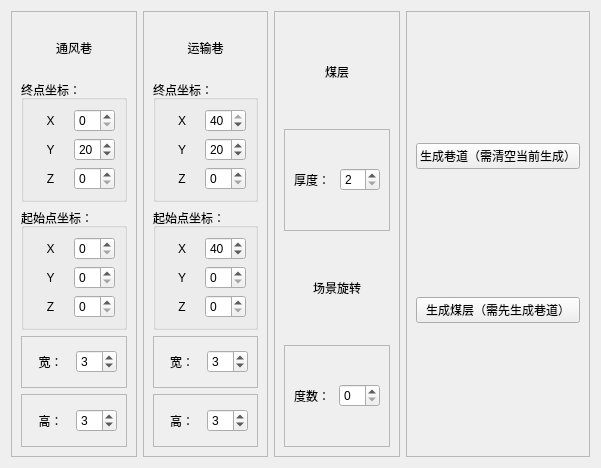
ez4jc/working_face_master, file ui/roadway.ui: the form before one commit.
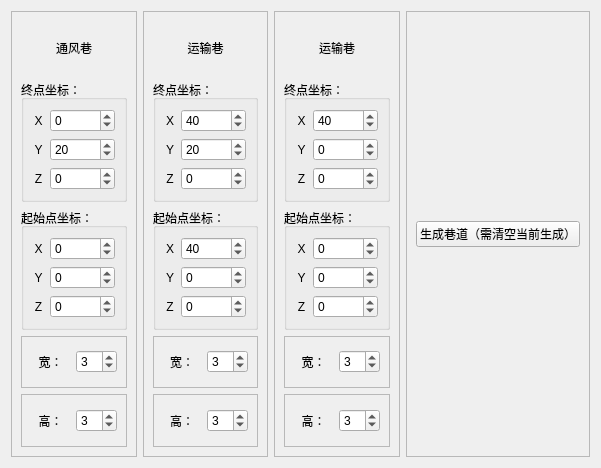
The form after the commit.

Commit message: 巷道设置全开放

The edit to the form file:
```diff
--- a/ui/roadway.ui
+++ b/ui/roadway.ui
@@ -40,10 +40,23 @@
         </property>
         <layout class="QGridLayout" name="gridLayout">
          <item row="2" column="1">
-          <widget class="QSpinBox" name="spinBox_ventilationShaft_z"/>
+          <widget class="QSpinBox" name="spinBox_ez1">
+           <property name="minimum">
+            <number>-10000</number>
+           </property>
+           <property name="maximum">
+            <number>10000</number>
+           </property>
+          </widget>
          </item>
          <item row="1" column="1">
-          <widget class="QSpinBox" name="spinBox_ventilationShaft_y">
+          <widget class="QSpinBox" name="spinBox_ey1">
+           <property name="minimum">
+            <number>-10000</number>
+           </property>
+           <property name="maximum">
+            <number>10000</number>
+           </property>
            <property name="value">
             <number>20</number>
            </property>
@@ -54,8 +67,11 @@
            <property name="enabled">
             <bool>true</bool>
            </property>
+           <property name="minimum">
+            <number>-10000</number>
+           </property>
            <property name="maximum">
-            <number>5</number>
+            <number>10000</number>
            </property>
            <property name="value">
             <number>0</number>
@@ -106,6 +122,12 @@
            <property name="enabled">
             <bool>true</bool>
            </property>
+           <property name="minimum">
+            <number>-10000</number>
+           </property>
+           <property name="maximum">
+            <number>10000</number>
+           </property>
           </widget>
          </item>
          <item row="1" column="1">
@@ -113,6 +135,12 @@
            <property name="enabled">
             <bool>true</bool>
            </property>
+           <property name="minimum">
+            <number>-10000</number>
+           </property>
+           <property name="maximum">
+            <number>10000</number>
+           </property>
           </widget>
          </item>
          <item row="0" column="1">
@@ -120,6 +148,12 @@
            <property name="enabled">
             <bool>true</bool>
            </property>
+           <property name="minimum">
+            <number>-10000</number>
+           </property>
+           <property name="maximum">
+            <number>10000</number>
+           </property>
           </widget>
          </item>
          <item row="0" column="0">
@@ -246,6 +280,12 @@
            <property name="enabled">
             <bool>true</bool>
            </property>
+           <property name="minimum">
+            <number>-10000</number>
+           </property>
+           <property name="maximum">
+            <number>10000</number>
+           </property>
            <property name="value">
             <number>20</number>
            </property>
@@ -257,10 +297,10 @@
             <bool>true</bool>
            </property>
            <property name="minimum">
-            <number>35</number>
+            <number>-10000</number>
            </property>
            <property name="maximum">
-            <number>40</number>
+            <number>10000</number>
            </property>
            <property name="value">
             <number>40</number>
@@ -272,6 +312,12 @@
            <property name="enabled">
             <bool>true</bool>
            </property>
+           <property name="minimum">
+            <number>-10000</number>
+           </property>
+           <property name="maximum">
+            <number>10000</number>
+           </property>
           </widget>
          </item>
          <item row="0" column="0">
@@ -318,6 +364,12 @@
            <property name="enabled">
             <bool>true</bool>
            </property>
+           <property name="minimum">
+            <number>-10000</number>
+           </property>
+           <property name="maximum">
+            <number>10000</number>
+           </property>
            <property name="value">
             <number>40</number>
            </property>
@@ -328,6 +380,12 @@
            <property name="enabled">
             <bool>true</bool>
            </property>
+           <property name="minimum">
+            <number>-10000</number>
+           </property>
+           <property name="maximum">
+            <number>10000</number>
+           </property>
           </widget>
          </item>
          <item row="2" column="1">
@@ -335,6 +393,12 @@
            <property name="enabled">
             <bool>true</bool>
            </property>
+           <property name="minimum">
+            <number>-10000</number>
+           </property>
+           <property name="maximum">
+            <number>10000</number>
+           </property>
           </widget>
          </item>
          <item row="0" column="0">
@@ -446,7 +510,7 @@
       <item>
        <widget class="QLabel" name="label_19">
         <property name="text">
-         <string>煤层</string>
+         <string>运输巷</string>
         </property>
         <property name="alignment">
          <set>Qt::AlignCenter</set>
@@ -454,42 +518,197 @@
        </widget>
       </item>
       <item>
-       <widget class="QFrame" name="frame_9">
-        <property name="frameShape">
-         <enum>QFrame::StyledPanel</enum>
-        </property>
-        <property name="frameShadow">
-         <enum>QFrame::Raised</enum>
+       <widget class="QGroupBox" name="groupBox_5">
+        <property name="title">
+         <string>终点坐标：</string>
         </property>
         <layout class="QGridLayout" name="gridLayout_5">
+         <item row="1" column="1">
+          <widget class="QSpinBox" name="spinBox_ey3">
+           <property name="enabled">
+            <bool>true</bool>
+           </property>
+           <property name="minimum">
+            <number>-10000</number>
+           </property>
+           <property name="maximum">
+            <number>10000</number>
+           </property>
+           <property name="value">
+            <number>0</number>
+           </property>
+          </widget>
+         </item>
+         <item row="0" column="1">
+          <widget class="QSpinBox" name="spinBox_ex3">
+           <property name="enabled">
+            <bool>true</bool>
+           </property>
+           <property name="minimum">
+            <number>-10000</number>
+           </property>
+           <property name="maximum">
+            <number>10000</number>
+           </property>
+           <property name="value">
+            <number>40</number>
+           </property>
+          </widget>
+         </item>
+         <item row="2" column="1">
+          <widget class="QSpinBox" name="spinBox_ez3">
+           <property name="enabled">
+            <bool>true</bool>
+           </property>
+           <property name="minimum">
+            <number>-10000</number>
+           </property>
+           <property name="maximum">
+            <number>10000</number>
+           </property>
+          </widget>
+         </item>
          <item row="0" column="0">
           <widget class="QLabel" name="label_20">
            <property name="text">
-            <string>厚度：</string>
+            <string>X</string>
            </property>
+           <property name="alignment">
+            <set>Qt::AlignCenter</set>
+           </property>
           </widget>
          </item>
-         <item row="0" column="2">
-          <widget class="QSpinBox" name="spinBox_seamThickness">
+         <item row="1" column="0">
+          <widget class="QLabel" name="label_21">
+           <property name="text">
+            <string>Y</string>
+           </property>
+           <property name="alignment">
+            <set>Qt::AlignCenter</set>
+           </property>
+          </widget>
+         </item>
+         <item row="2" column="0">
+          <widget class="QLabel" name="label_22">
+           <property name="text">
+            <string>Z</string>
+           </property>
+           <property name="alignment">
+            <set>Qt::AlignCenter</set>
+           </property>
+          </widget>
+         </item>
+        </layout>
+       </widget>
+      </item>
+      <item>
+       <widget class="QGroupBox" name="groupBox_6">
+        <property name="title">
+         <string>起始点坐标：</string>
+        </property>
+        <layout class="QGridLayout" name="gridLayout_6">
+         <item row="0" column="1">
+          <widget class="QSpinBox" name="spinBox_sx3">
+           <property name="enabled">
+            <bool>true</bool>
+           </property>
            <property name="minimum">
-            <number>2</number>
+            <number>-10000</number>
            </property>
            <property name="maximum">
-            <number>4</number>
+            <number>10000</number>
            </property>
+           <property name="value">
+            <number>0</number>
+           </property>
           </widget>
          </item>
+         <item row="1" column="1">
+          <widget class="QSpinBox" name="spinBox_sy3">
+           <property name="enabled">
+            <bool>true</bool>
+           </property>
+           <property name="minimum">
+            <number>-10000</number>
+           </property>
+           <property name="maximum">
+            <number>10000</number>
+           </property>
+          </widget>
+         </item>
+         <item row="2" column="1">
+          <widget class="QSpinBox" name="spinBox_sz3">
+           <property name="enabled">
+            <bool>true</bool>
+           </property>
+           <property name="minimum">
+            <number>-10000</number>
+           </property>
+           <property name="maximum">
+            <number>10000</number>
+           </property>
+          </widget>
+         </item>
+         <item row="0" column="0">
+          <widget class="QLabel" name="label_23">
+           <property name="text">
+            <string>X</string>
+           </property>
+           <property name="alignment">
+            <set>Qt::AlignCenter</set>
+           </property>
+          </widget>
+         </item>
+         <item row="1" column="0">
+          <widget class="QLabel" name="label_24">
+           <property name="text">
+            <string>Y</string>
+           </property>
+           <property name="alignment">
+            <set>Qt::AlignCenter</set>
+           </property>
+          </widget>
+         </item>
+         <item row="2" column="0">
+          <widget class="QLabel" name="label_25">
+           <property name="text">
+            <string>Z</string>
+           </property>
+           <property name="alignment">
+            <set>Qt::AlignCenter</set>
+           </property>
+          </widget>
+         </item>
         </layout>
        </widget>
       </item>
       <item>
-       <widget class="QLabel" name="label_21">
-        <property name="text">
-         <string>场景旋转</string>
+       <widget class="QFrame" name="frame_9">
+        <property name="frameShape">
+         <enum>QFrame::StyledPanel</enum>
         </property>
-        <property name="alignment">
-         <set>Qt::AlignCenter</set>
+        <property name="frameShadow">
+         <enum>QFrame::Raised</enum>
         </property>
+        <layout class="QHBoxLayout" name="horizontalLayout_6">
+         <item>
+          <widget class="QLabel" name="label_26">
+           <property name="text">
+            <string>宽：</string>
+           </property>
+           <property name="alignment">
+            <set>Qt::AlignCenter</set>
+           </property>
+          </widget>
+         </item>
+         <item>
+          <widget class="QSpinBox" name="spinBox_transportAlley_width_2">
+           <property name="value">
+            <number>3</number>
+           </property>
+          </widget>
+         </item>
+        </layout>
        </widget>
       </item>
       <item>
@@ -502,14 +721,24 @@
         </property>
         <layout class="QHBoxLayout" name="horizontalLayout_7">
          <item>
-          <widget class="QLabel" name="label_22">
+          <widget class="QLabel" name="label_27">
            <property name="text">
-            <string>度数：</string>
+            <string>高：</string>
+           </property>
+           <property name="alignment">
+            <set>Qt::AlignCenter</set>
            </property>
           </widget>
          </item>
          <item>
-          <widget class="QSpinBox" name="spinBox_4"/>
+          <widget class="QSpinBox" name="spinBox_transportAlley_height_2">
+           <property name="enabled">
+            <bool>true</bool>
+           </property>
+           <property name="value">
+            <number>3</number>
+           </property>
+          </widget>
          </item>
         </layout>
        </widget>
@@ -533,16 +762,6 @@
         </property>
        </widget>
       </item>
-      <item>
-       <widget class="QPushButton" name="pushButton_generate_coalmine">
-        <property name="enabled">
-         <bool>true</bool>
-        </property>
-        <property name="text">
-         <string>生成煤层（需先生成巷道）</string>
-        </property>
-       </widget>
-      </item>
      </layout>
     </widget>
    </item>
```
Left out of the diff: 22 changed lines with no effect on the pictures. The commit also changes 50 other files.
